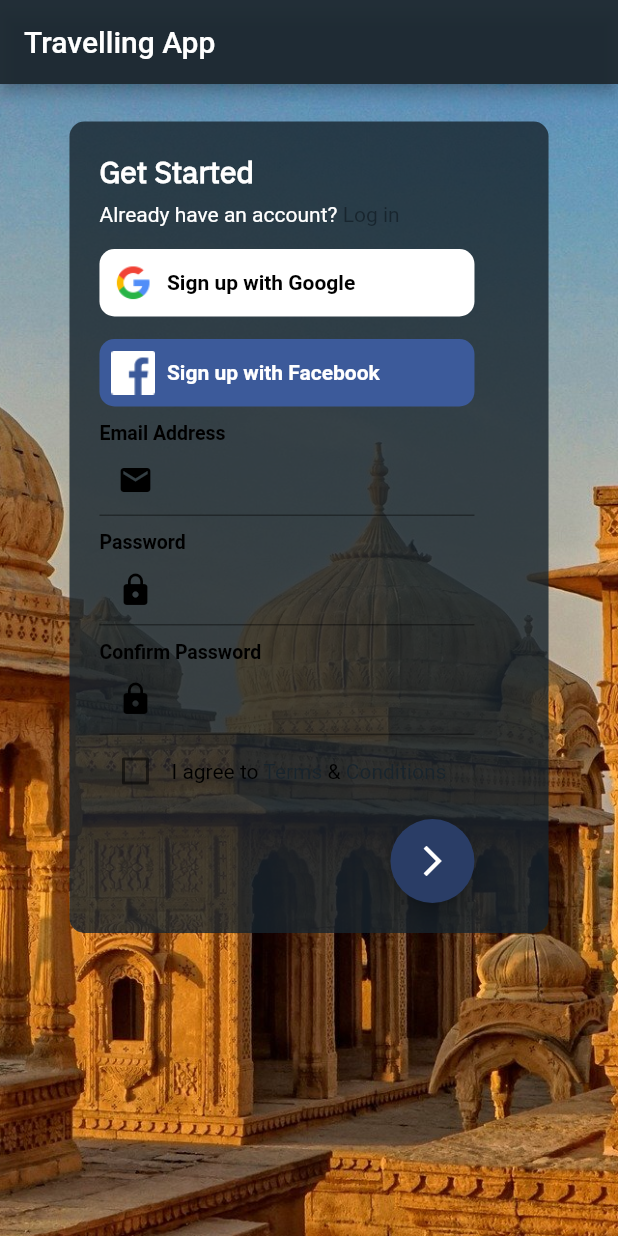
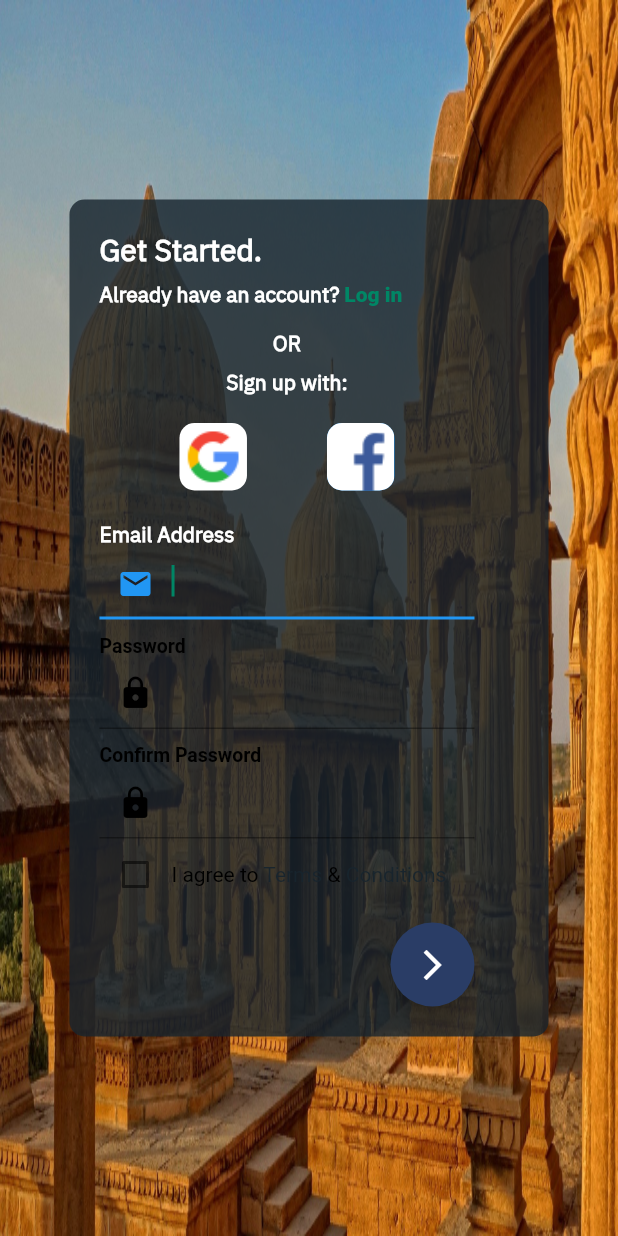
Before and after one commit to Ayush783/travel-app-flutter-1, a Flutter app: the screen it shows after launch, after a tap on "Sign Up", on a phone screen of 412 x 824 dp. Run offline on Flutter 3.47's test engine with Material 2 defaults, Android fonts, the phone set to English and light mode, and no system bars.

Commit message:
UI Changes made

```diff
--- a/lib/main.dart
+++ b/lib/main.dart
@@ -3,8 +3,7 @@ import 'package:flutter/services.dart';
 import 'package:travel_app/travel_app.dart';
 
 void main() {
-  SystemChrome.setSystemUIOverlayStyle(SystemUiOverlayStyle(
-    statusBarColor: Colors.transparent,
-  ));
+  WidgetsFlutterBinding.ensureInitialized();
+  SystemChrome.setEnabledSystemUIOverlays([]);
   runApp(TravelApp());
 }
--- a/lib/travel_app.dart
+++ b/lib/travel_app.dart
@@ -11,6 +11,7 @@ class TravelApp extends StatelessWidget {
     return MaterialApp(
       debugShowCheckedModeBanner: false,
       title: 'Travel App',
+      theme: ThemeData(primaryColor: Color(0xFF008665)),
       home: MyHomePage(),
     );
   }
--- a/lib/ui/sign_up_screen.dart
+++ b/lib/ui/sign_up_screen.dart
@@ -14,25 +14,23 @@ class _SignUpScreenState extends State<SignUpScreen> {
   Widget build(BuildContext context) {
     bool check = false;
     return Scaffold(
-      appBar: AppBar(
-        title: Text("Travelling App"),
-        backgroundColor: Color(0xF217242D),
-      ),
-      body: SingleChildScrollView(
-        child: Container(
-            height: MediaQuery.of(context).size.height,
-            width: MediaQuery.of(context).size.width,
+      body: Container(
+        height: double.infinity,
+        width: double.infinity,
         decoration: BoxDecoration(
             image: DecorationImage(
-              fit: BoxFit.cover,
-              image: AssetImage("assets/images/sign.jpg"),
+          fit: BoxFit.fill,
+          alignment: Alignment.topCenter,
+          image: ExactAssetImage("assets/images/sign.jpg"),
         )),
+        child: Stack(children: [
+          SingleChildScrollView(
             child: Container(
-              padding: EdgeInsets.only(top: 25),
+              // padding: EdgeInsets.only(top: 25),
               height: MediaQuery.of(context).size.height,
               width: MediaQuery.of(context).size.width,
               child: Column(
-                mainAxisAlignment: MainAxisAlignment.start,
+                mainAxisAlignment: MainAxisAlignment.center,
                 crossAxisAlignment: CrossAxisAlignment.center,
                 children: [
                   Container(
@@ -46,10 +44,10 @@ class _SignUpScreenState extends State<SignUpScreen> {
                       crossAxisAlignment: CrossAxisAlignment.start,
                       children: [
                         Text(
-                          "Get Started",
+                          "Get Started.",
                           style: TextStyle(
                               color: Colors.white,
-                              fontWeight: FontWeight.bold,
+                              fontWeight: FontWeight.w700,
                               fontSize: 20,
                               fontFamily: 'IBM'),
                         ),
@@ -62,12 +60,15 @@ class _SignUpScreenState extends State<SignUpScreen> {
                                   style: TextStyle(
                                     color: Colors.white,
                                     fontSize: 14,
+                                    fontFamily: "IBM",
+                                    fontWeight: FontWeight.w800,
                                   )),
                               TextSpan(
                                   text: "Log in",
                                   style: TextStyle(
-                                    color: Color(0xF217242D),
+                                    color: Color(0xFF008665),
                                     fontSize: 14,
+                                    fontWeight: FontWeight.w800,
                                   ),
                                   recognizer: TapGestureRecognizer()
                                     ..onTap = () {
@@ -87,62 +88,84 @@ class _SignUpScreenState extends State<SignUpScreen> {
                             crossAxisAlignment: CrossAxisAlignment.start,
                             children: [
                               Container(
+                                  // height: 100,
+                                  width: double.infinity,
+                                  // color: Colors.blue,
+                                  child: Column(
+                                    crossAxisAlignment:
+                                        CrossAxisAlignment.center,
+                                    children: [
+                                      Text(
+                                        "OR",
+                                        style: TextStyle(
+                                          fontFamily: "IBM",
+                                          color: Colors.white,
+                                          fontSize: 14,
+                                          fontWeight: FontWeight.w800,
+                                        ),
+                                      ),
+                                      Padding(
+                                        padding: const EdgeInsets.symmetric(
+                                            vertical: 8.0),
+                                        child: Text(
+                                          "Sign up with:",
+                                          style: TextStyle(
+                                            fontFamily: "IBM",
+                                            color: Colors.white,
+                                            fontSize: 14,
+                                            fontWeight: FontWeight.w800,
+                                          ),
+                                        ),
+                                      ),
+                                      Padding(
+                                        padding: const EdgeInsets.symmetric(
+                                            vertical: 10.0),
+                                        child: Row(
+                                          mainAxisAlignment:
+                                              MainAxisAlignment.spaceEvenly,
+                                          children: [
+                                            GestureDetector(
+                                              onTap: () {
+                                                print("Press Google");
+                                              },
+                                              child: Container(
                                                 height: 45,
+                                                width: 45,
                                                 decoration: BoxDecoration(
-                                  color: Colors.white,
-                                  borderRadius: BorderRadius.circular(10),
+                                                  image: DecorationImage(
+                                                    image: ExactAssetImage(
+                                                        "assets/icons/google.png"),
+                                                    fit: BoxFit.cover,
                                                   ),
-                                child: Row(
-                                  crossAxisAlignment: CrossAxisAlignment.center,
-                                  children: [
-                                    Container(
-                                      margin: EdgeInsets.all(8),
-                                      child: Image(
+                                                  borderRadius:
+                                                      BorderRadius.circular(10),
+                                                ),
+                                              ),
+                                            ),
+                                            GestureDetector(
+                                              onTap: () {
+                                                print("facebook");
+                                              },
+                                              child: Container(
+                                                height: 45,
+                                                width: 45,
+                                                decoration: BoxDecoration(
+                                                    image: DecorationImage(
+                                                      image: ExactAssetImage(
+                                                          "assets/icons/facebook.png"),
                                                       fit: BoxFit.cover,
-                                          image: AssetImage(
-                                              "assets/icons/google.png")),
                                                     ),
-                                    Text(
-                                      "Sign up with Google",
-                                      style: TextStyle(
-                                        color: Colors.black,
-                                        fontSize: 14,
-                                        fontWeight: FontWeight.bold,
+                                                    borderRadius:
+                                                        BorderRadius.circular(
+                                                            10),
+                                                    color: Colors.blue),
                                               ),
                                             ),
                                           ],
                                         ),
-                              ),
-                              SizedBox(
-                                height: 15,
-                              ),
-                              Container(
-                                height: 45,
-                                decoration: BoxDecoration(
-                                  color: Color(0xFF3C5A9A),
-                                  borderRadius: BorderRadius.circular(10),
-                                ),
-                                child: Row(
-                                  crossAxisAlignment: CrossAxisAlignment.center,
-                                  children: [
-                                    Container(
-                                      margin: EdgeInsets.all(8),
-                                      child: Image(
-                                          fit: BoxFit.cover,
-                                          image: AssetImage(
-                                              "assets/icons/facebook.png")),
-                                    ),
-                                    Text(
-                                      "Sign up with Facebook",
-                                      style: TextStyle(
-                                        color: Colors.white,
-                                        fontSize: 14,
-                                        fontWeight: FontWeight.bold,
-                                      ),
-                                    ),
+                                      )
                                     ],
-                                ),
-                              ),
+                                  )),
                               SizedBox(
                                 height: 10,
                               ),
@@ -153,21 +176,23 @@ class _SignUpScreenState extends State<SignUpScreen> {
                                     Text(
                                       "Email Address",
                                       style: TextStyle(
-                                        color: Colors.black,
-                                        fontWeight: FontWeight.w600,
-                                        fontSize: 13,
+                                        color: Colors.white,
+                                        fontWeight: FontWeight.w800,
+                                        fontFamily: "IBM",
+                                        fontSize: 14,
                                       ),
                                     ),
                                     TextField(
-                                      cursorColor: Color(0xF217242D),
+                                      autofocus: true,
+                                      style: TextStyle(
+                                        color: Color(0xFF008665),
+                                        fontFamily: "IBM",
+                                        fontSize: 16,
+                                      ),
+                                      cursorColor: Color(0xFF008665),
                                       decoration: InputDecoration(
                                         prefixIcon: Icon(
                                           Icons.mail,
-                                          color: Colors.black,
-                                        ),
-                                        focusedBorder: UnderlineInputBorder(
-                                          borderSide: BorderSide(
-                                              color: Color(0xF217242D)),
                                         ),
                                       ),
                                     ),
@@ -286,7 +311,9 @@ class _SignUpScreenState extends State<SignUpScreen> {
                   )
                 ],
               ),
-            )),
+            ),
+          ),
+        ]),
       ),
     );
   }
```
Lines whose indentation alone changed are shown as unchanged.
